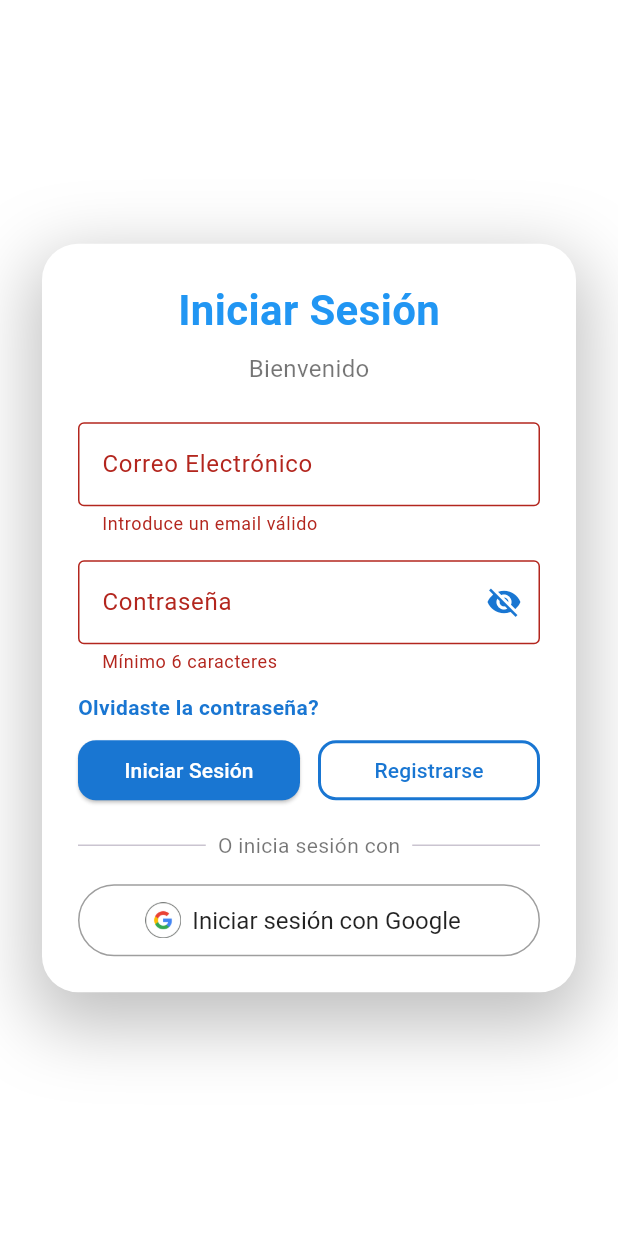
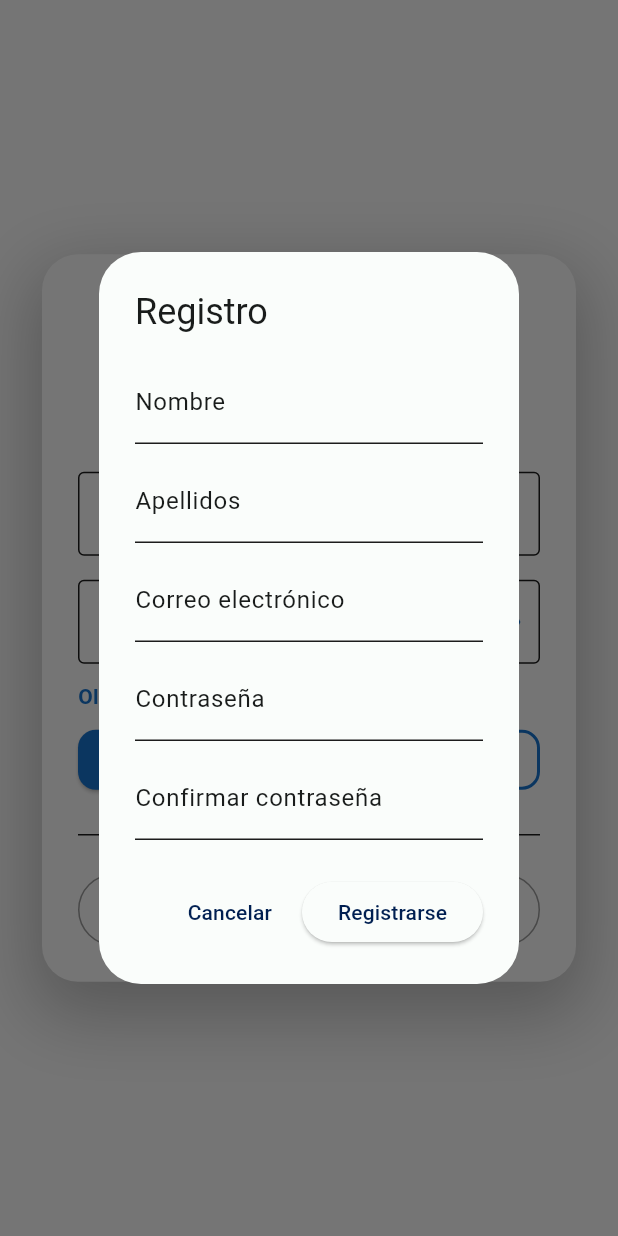
Before and after one commit to markossmdz/Obd, a Flutter app: the screen it shows after launch, after a tap on "Registrarse", on a phone screen of 412 x 824 dp. Run offline on Flutter 3.47's test engine with Material 3 defaults, Android fonts, the light colour scheme and no system bars; our stand-ins replace cloud_firestore, firebase_auth, firebase_core, flutter_bluetooth_serial, google_sign_in, permission_handler; accounts and stored records are empty.

Commit message:
Upgraded code!

```diff
--- a/lib/main.dart
+++ b/lib/main.dart
@@ -1,7 +1,6 @@
 import 'package:flutter/material.dart';
 import 'screens/login_screen.dart';
 import 'screens/connect_bluetooth_screen.dart';
-import 'screens/monitor_screen.dart';
 import 'screens/diagnosis_screen.dart';
 import 'package:firebase_core/firebase_core.dart';
 import 'firebase_options.dart';
@@ -29,6 +28,22 @@ class OBDApp extends StatelessWidget {
         '/connect': (context) => const ConnectBluetoothScreen(),
         '/diagnosis': (context) => const DiagnosisScreen(),
       },
+        theme: ThemeData(
+        useMaterial3: true,
+        colorScheme: ColorScheme(
+        brightness: Brightness.light,
+        primary: Color(0xFF001F51),
+        onPrimary: Color(0xFF001F51),
+        secondary: Color(0xFFFFFFFF),
+        onSecondary: Color(0xFF151515),
+        background: Color(0xFFFFFFFF),
+        onBackground: Color(0xFF1C1C1C),
+        error: Color(0xFFBA1A1A),
+        onError: Color(0xFFFF0000),
+        surface: Color(0xFFFAFDFB),
+        onSurface: Color(0xFF191C1B),
+        ),
+      ),
     );
   }
 }
--- a/lib/screens/login_screen.dart
+++ b/lib/screens/login_screen.dart
@@ -1,5 +1,6 @@
 import 'package:flutter/material.dart';
 import 'package:firebase_auth/firebase_auth.dart';
+import 'package:cloud_firestore/cloud_firestore.dart';
 import 'package:google_sign_in/google_sign_in.dart';
 
 class LoginScreen extends StatefulWidget {
@@ -13,6 +14,12 @@ class _LoginScreenState extends State<LoginScreen> {
   final _formKey = GlobalKey<FormState>();
   final _emailController = TextEditingController();
   final _passwordController = TextEditingController();
+  final _nameController = TextEditingController();
+  final _surnameController = TextEditingController();
+  final _registerEmailController = TextEditingController();
+  final _registerPasswordController = TextEditingController();
+  final _registerConfirmPasswordController = TextEditingController();
+
   String _error = '';
   bool _loading = false;
   bool _obscurePassword = true;
@@ -39,20 +46,104 @@ class _LoginScreenState extends State<LoginScreen> {
     }
   }
 
-  Future<void> _register() async {
+  void _showRegisterDialog() {
+    showDialog(
+      context: context,
+      builder: (dialogContext) {
+        final _formKey = GlobalKey<FormState>();
+        bool _loading = false;
+        String _error = '';
+        return StatefulBuilder(
+          builder: (context, setState) {
+            return AlertDialog(
+              title: Text('Registro'),
+              content: SingleChildScrollView(
+                child: Form(
+                  key: _formKey,
+                  child: Column(
+                    mainAxisSize: MainAxisSize.min,
+                    children: [
+                      TextFormField(
+                        controller: _nameController,
+                        decoration: InputDecoration(labelText: 'Nombre'),
+                        validator: (value) =>
+                        value == null || value.isEmpty ? 'Introduce tu nombre' : null,
+                      ),
+                      SizedBox(height: 10),
+                      TextFormField(
+                        controller: _surnameController,
+                        decoration: InputDecoration(labelText: 'Apellidos'),
+                        validator: (value) =>
+                        value == null || value.isEmpty ? 'Introduce tus apellidos' : null,
+                      ),
+                      SizedBox(height: 10),
+                      TextFormField(
+                        controller: _registerEmailController,
+                        decoration: InputDecoration(labelText: 'Correo electrónico'),
+                        keyboardType: TextInputType.emailAddress,
+                        validator: (value) =>
+                        value != null && value.contains('@') ? null : 'Email no válido',
+                      ),
+                      SizedBox(height: 10),
+                      TextFormField(
+                        controller: _registerPasswordController,
+                        decoration: InputDecoration(labelText: 'Contraseña'),
+                        obscureText: true,
+                        validator: (value) =>
+                        value != null && value.length >= 6 ? null : 'Mínimo 6 caracteres',
+                      ),
+                      SizedBox(height: 10),
+                      TextFormField(
+                        controller: _registerConfirmPasswordController,
+                        decoration: InputDecoration(labelText: 'Confirmar contraseña'),
+                        obscureText: true,
+                        validator: (value) =>
+                        value == _registerPasswordController.text
+                            ? null
+                            : 'Las contraseñas no coinciden',
+                      ),
+                      if (_error.isNotEmpty)
+                        Padding(
+                          padding: const EdgeInsets.only(top: 8.0),
+                          child: Text(_error, style: TextStyle(color: Colors.red)),
+                        ),
+                    ],
+                  ),
+                ),
+              ),
+              actions: [
+                TextButton(
+                  onPressed: () => Navigator.of(dialogContext).pop(),
+                  child: Text('Cancelar'),
+                ),
+                ElevatedButton(
+                  onPressed: _loading
+                      ? null
+                      : () async {
+                    if (_formKey.currentState!.validate()) {
                       setState(() {
                         _loading = true;
                         _error = '';
                       });
                       try {
-      await FirebaseAuth.instance.createUserWithEmailAndPassword(
-        email: _emailController.text.trim(),
-        password: _passwordController.text,
+                        final cred = await FirebaseAuth.instance
+                            .createUserWithEmailAndPassword(
+                          email: _registerEmailController.text.trim(),
+                          password: _registerPasswordController.text,
                         );
+                        await FirebaseFirestore.instance
+                            .collection('usuarios')
+                            .doc(cred.user!.uid)
+                            .set({
+                          'Nombre': _nameController.text.trim(),
+                          'Apellido': _surnameController.text.trim(),
+                          'Email': _registerEmailController.text.trim(),
+                        });
+                        Navigator.of(dialogContext).pop();
                         Navigator.pushReplacementNamed(context, '/connect');
                       } on FirebaseAuthException catch (e) {
                         setState(() {
-        _error = e.message ?? 'Error desconocido';
+                          _error = e.message ?? 'Error';
                         });
                       } finally {
                         setState(() {
@@ -60,6 +151,23 @@ class _LoginScreenState extends State<LoginScreen> {
                         });
                       }
                     }
+                  },
+                  child: _loading
+                      ? SizedBox(
+                    height: 16,
+                    width: 16,
+                    child: CircularProgressIndicator(strokeWidth: 2),
+                  )
+                      : Text('Registrarse'),
+                ),
+              ],
+            );
+          },
+        );
+      },
+    );
+  }
+
 
   Future<void> _signInWithGoogle() async {
     setState(() {
@@ -223,7 +331,7 @@ class _LoginScreenState extends State<LoginScreen> {
                           color: Colors.black54,
                         ),
                       ),
-                      const SizedBox(height: 24),
+                      const SizedBox(height: 50),
                       TextFormField(
                         controller: _emailController,
                         decoration: const InputDecoration(
@@ -310,9 +418,7 @@ class _LoginScreenState extends State<LoginScreen> {
                                   borderRadius: BorderRadius.circular(12),
                                 ),
                               ),
-                              onPressed: () {
-                                if (_formKey.currentState!.validate()) _register();
-                              },
+                              onPressed: _showRegisterDialog,
                               child: const Text(
                                 'Registrarse',
                                 style: TextStyle(fontSize: 14),
--- a/lib/screens/monitor_screen.dart
+++ b/lib/screens/monitor_screen.dart
@@ -288,7 +288,7 @@ class _MonitorScreenState extends State<MonitorScreen> {
           children: [
             const DrawerHeader(
               decoration: BoxDecoration(
-                color: Colors.blue,
+                color: const Color(0xFF001823),
               ),
               child: Text(
                 'Menú',
--- a/pubspec.yaml
+++ b/pubspec.yaml
@@ -55,7 +55,7 @@ dev_dependencies:
   # package. See that file for information about deactivating specific lint
   # rules and activating additional ones.
   flutter_lints: ^5.0.0
-
+  flutter_launcher_icons: ^0.13.1
 # For information on the generic Dart part of this file, see the
 # following page: https://dart.dev/tools/pub/pubspec
 
@@ -98,3 +98,7 @@ flutter:
   #
   # For details regarding fonts from package dependencies,
   # see https://flutter.dev/to/font-from-package
+flutter_icons:
+  android: true
+  ios: true
+  image_path: "assets/icono.png" # Cambia por la ruta de tu icono
```
Also changed, not shown: lib/screens/connect_bluetooth_screen.dart (+9 -2 lines), pubspec.lock, 23 other files. Lines whose indentation alone changed are shown as unchanged.
